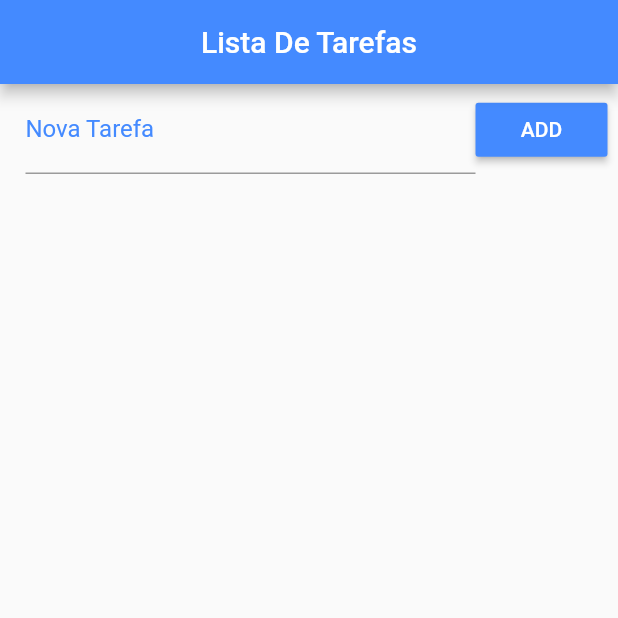
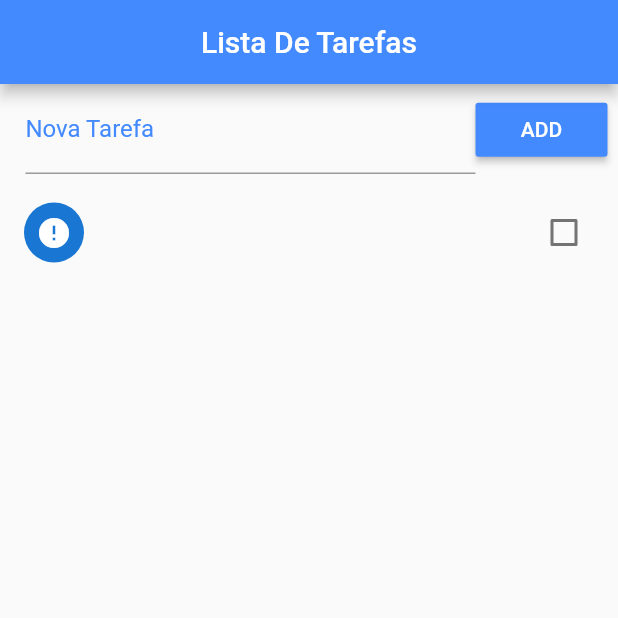
Before and after one commit to Alvaro-Antonio/lista_de_tarefas, a Flutter app: the screen it shows after launch, after a tap on "ADD", on a phone screen of 412 x 824 dp, the top half of it. Run offline on Flutter 3.47's test engine with Material 2 defaults, Android fonts, the phone set to English and light mode, and no system bars.

Commit message:
criado inclusão de tarefas

```diff
--- a/lib/main.dart
+++ b/lib/main.dart
@@ -4,11 +4,10 @@ import 'dart:io';
 import 'package:flutter/material.dart';
 import 'package:path_provider/path_provider.dart';
 
-void main(){
+void main() {
   runApp(MaterialApp(
     title: "Lista de Tarefas",
     home: _Home(),
-
   ));
 }
 
@@ -19,6 +18,18 @@ class _Home extends StatefulWidget {
 
 class __HomeState extends State<_Home> {
   List _toDoList = [];
+  final _toDoController =  TextEditingController(); //pega o valor do input
+
+  void _addToDo(){
+    setState(() {
+      Map<String, dynamic> newToDO = Map();
+      newToDO["title"] = _toDoController.text;
+      _toDoController.text = "";
+      newToDO["ok"] = false;
+
+      _toDoList.add(newToDO);
+    });
+  }
 
   @override
   Widget build(BuildContext context) {
@@ -36,6 +47,7 @@ class __HomeState extends State<_Home> {
               children: <Widget>[
                 Expanded(
                   child: TextField(
+                    controller: _toDoController,
                     decoration: InputDecoration(
                       labelText: "Nova Tarefa",
                       labelStyle: TextStyle(color: Colors.blueAccent),
@@ -46,40 +58,59 @@ class __HomeState extends State<_Home> {
                   color: Colors.blueAccent,
                   child: Text("ADD"),
                   textColor: Colors.white,
-                  onPressed: (){
-
+                  onPressed: () {
+                    _addToDo();
                   },
                 )
               ],
             ),
-          )
+          ),
+          Expanded(
+            child: ListView.builder(
+              padding: EdgeInsets.only(top: 10.0),
+              itemCount: _toDoList.length,
+              itemBuilder: (context, index) {
+                return CheckboxListTile(
+                  title: Text(_toDoList[index]["title"]),
+                  value: _toDoList[index]["ok"],
+                  onChanged: (c){ //recebe um parametro bool
+                    setState(() {
+                      _toDoList[index]["ok"] = c;
+                    });
+                  },
+                  secondary: CircleAvatar(
+                    child: Icon(
+                        _toDoList[index]["ok"] ? Icons.check : Icons.error),
+                  ),
+                );
+              },
+            ),
+          ),
         ],
       ),
     );
   }
 
-
   /* Funções de leitura de arquivos*/
-  Future<File> _getFile() async{
+  Future<File> _getFile() async {
     final directory = await getApplicationDocumentsDirectory();
     return File("${directory.path}/data.json");
   }
 
-  Future<File> _saveData() async{
+  Future<File> _saveData() async {
     String data = json.encode(_toDoList);
 
     final file = await _getFile();
     return file.writeAsString(data);
   }
 
-  Future<String> _readData() async{
-    try{
+  Future<String> _readData() async {
+    try {
       final file = await _getFile();
 
       return file.readAsString();
-    }catch(e){
+    } catch (e) {
       return null;
     }
-
   }
 }
```
